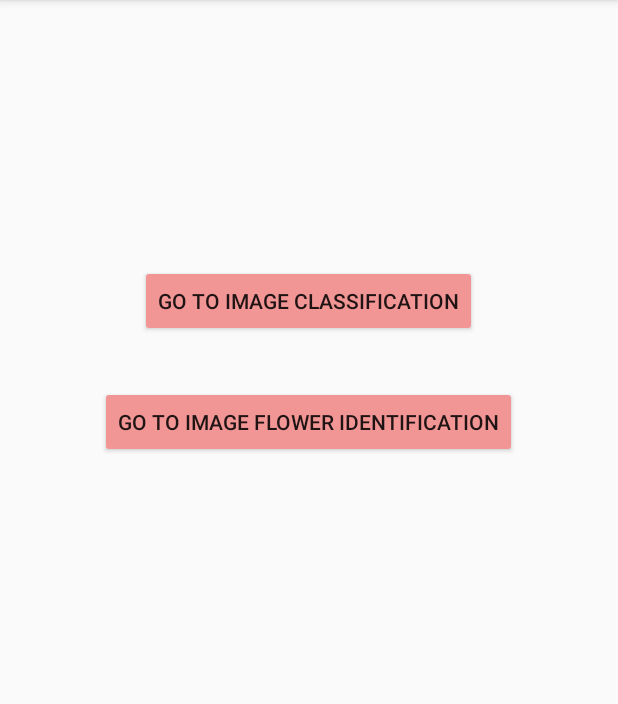
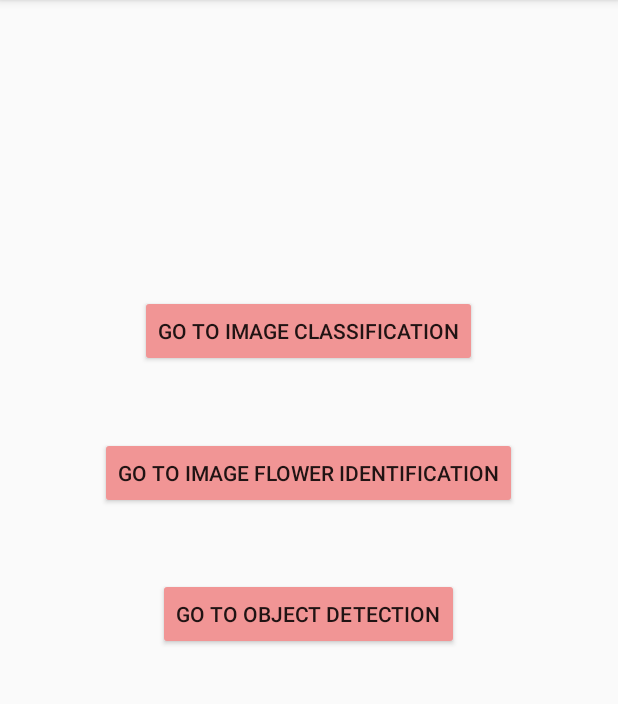
Before and after one commit to oumnou/ML-Kit-APP, an Android app: the screen it shows after launch (MainActivity), on a phone screen of 412 x 824 dp, the part 84-788 px from its top. Run offline under Robolectric (Android 15) with nearby library versions, the phone set to English and light mode, and no system bars.

Commit message:
Plotting detection results over images | ML Kit & TF Lite 009

```diff
--- a/app/build.gradle
+++ b/app/build.gradle
@@ -35,7 +35,12 @@ dependencies {
 
     // image classification
     implementation 'com.google.mlkit:image-labeling:17.0.7'
+
+    // custom image classification
     implementation 'com.google.mlkit:image-labeling-custom:17.0.1'
+
+    // object detection
+    implementation 'com.google.mlkit:object-detection:17.0.0'
 
     testImplementation 'junit:junit:4.13.2'
     androidTestImplementation 'androidx.test.ext:junit:1.1.5'
--- a/app/src/main/java/com/example/storageperm/image/FlowerIdentificationActivity.java
+++ b/app/src/main/java/com/example/storageperm/image/FlowerIdentificationActivity.java
@@ -25,7 +25,7 @@ public class FlowerIdentificationActivity extends ImageClassificationActivity{
     @Override
     protected void onCreate(Bundle savedInstanceState) {
         super.onCreate(savedInstanceState);
-        Log.i("TAG", "onCreate: marouaaaaaaaaaaaaaaaaaane ");
+        Log.i("TAG", "onCreate:  ");
 
         LocalModel localModel = new LocalModel.Builder().setAssetFilePath("model_flowers.tflite").build();
 
--- a/app/src/main/res/layout/activity_main.xml
+++ b/app/src/main/res/layout/activity_main.xml
@@ -22,7 +22,7 @@
         app:layout_constraintHorizontal_bias="0.497"
         app:layout_constraintStart_toStartOf="parent"
         app:layout_constraintTop_toTopOf="parent"
-        app:layout_constraintVertical_bias="0.245" />
+        app:layout_constraintVertical_bias="0.273" />
 
     <Button
         android:id="@+id/button1"
@@ -30,28 +30,33 @@
         android:layout_height="wrap_content"
         android:backgroundTint="#F19595"
         android:onClick="onGoToFlowerActivity"
-        android:text="Go to Image Flower Identification"
+        android:text="@string/go_to_image_flower_identification"
+        android:textColorHighlight="#C36060"
+        android:textColorHint="#CA6363"
+
+        app:layout_constraintBottom_toTopOf="@+id/button3"
+        app:layout_constraintEnd_toEndOf="parent"
+        app:layout_constraintHorizontal_bias="0.496"
+        app:layout_constraintStart_toStartOf="parent"
+        app:layout_constraintTop_toBottomOf="@+id/button"
+        app:layout_constraintVertical_bias="0.5" />
+
+    <Button
+        android:id="@+id/button3"
+        android:layout_width="wrap_content"
+        android:layout_height="wrap_content"
+        android:backgroundTint="#F19595"
+        android:onClick="onGoToObjectDetection"
+        android:text="@string/go_to_object_detection"
         android:textColorHighlight="#C36060"
         android:textColorHint="#CA6363"
 
         app:layout_constraintBottom_toBottomOf="parent"
         app:layout_constraintEnd_toEndOf="parent"
-        app:layout_constraintHorizontal_bias="0.496"
+        app:layout_constraintHorizontal_bias="0.497"
         app:layout_constraintStart_toStartOf="parent"
         app:layout_constraintTop_toTopOf="parent"
-        app:layout_constraintVertical_bias="0.357" />
+        app:layout_constraintVertical_bias="0.535" />
 
 
-    <TextView
-        android:id="@+id/txtView"
-
-        android:layout_width="wrap_content"
-        android:layout_height="wrap_content"
-        android:text=""
-        app:layout_constraintBottom_toBottomOf="parent"
-        app:layout_constraintEnd_toEndOf="parent"
-        app:layout_constraintHorizontal_bias="0.5"
-        app:layout_constraintStart_toStartOf="parent"
-        app:layout_constraintTop_toBottomOf="@+id/button1"></TextView>
-
 </androidx.constraintlayout.widget.ConstraintLayout>
--- a/app/src/main/res/values/strings.xml
+++ b/app/src/main/res/values/strings.xml
@@ -3,4 +3,6 @@
     <string name="pick_image">Pick Image</string>
     <string name="start_camera">Start Camera</string>
     <string name="output">Output</string>
+    <string name="go_to_image_flower_identification">Go to Image Flower Identification</string>
+    <string name="go_to_object_detection">Go to object detection</string>
 </resources>
```
Also changed, not shown: app/src/main/AndroidManifest.xml (+8 -4 lines), app/src/main/java/com/example/storageperm/MainActivity.java (+9 -1 lines), app/src/main/java/com/example/storageperm/helpers/BoxWithLabel.java (added, +13 -0 lines), app/src/main/java/com/example/storageperm/helpers/ImageHelperActivity.java (+41 -2 lines), app/src/main/java/com/example/storageperm/image/ObjectDetectionActivity.java (added, +82 -0 lines).
